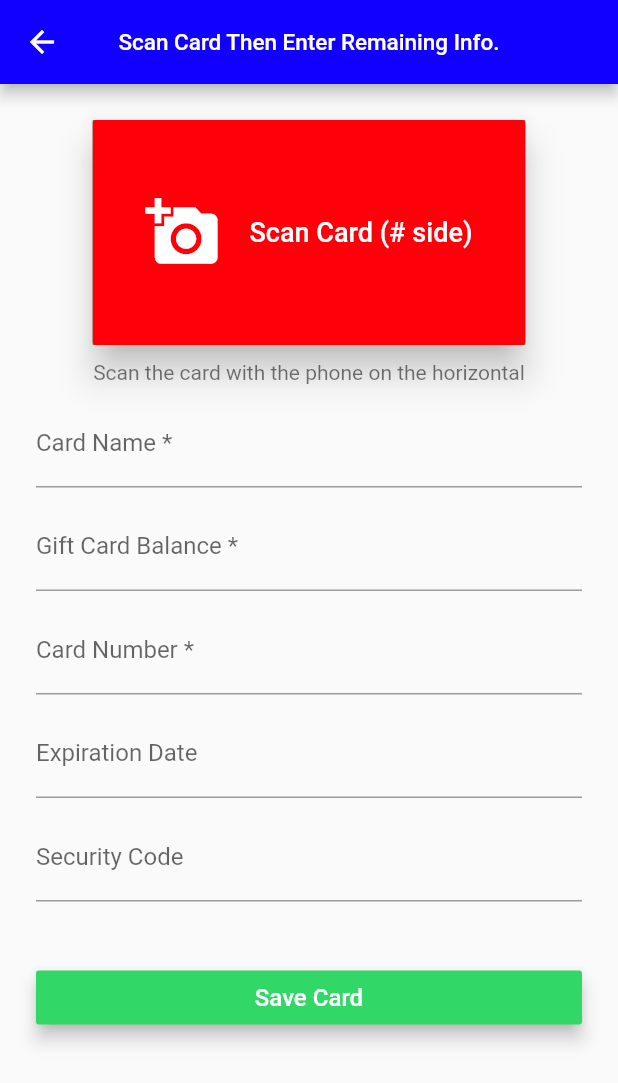
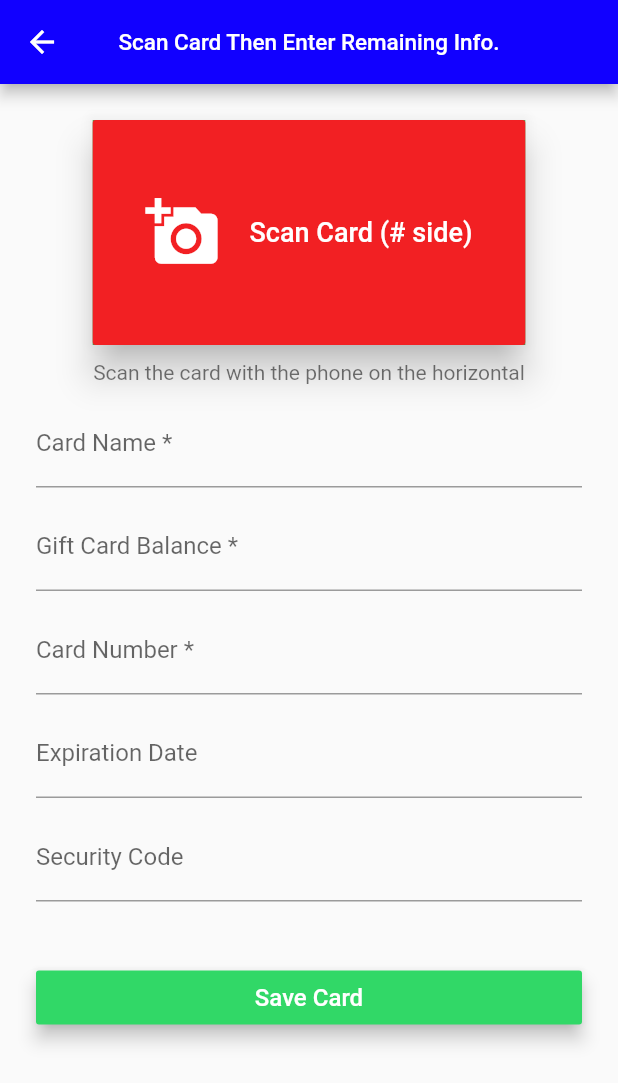
Before and after one commit to jonasccosta/Comp-225-Flutter-Giftcards, a Flutter app: the CreateNewCardScreen screen opened directly, on a phone screen of 412 x 824 dp. Shown: the top 1083 px of the screen. Run offline on Flutter 3.47's test engine with Material 2 defaults, Android fonts, the phone set to English and light mode, and no system bars; our stand-ins replace currency_text_input_formatter, flutter_local_notifications, flutter_masked_text, flutter_native_timezone, rxdart, sqflite and 1 more; missing offline and left inert: camera_camera, passcode_screen; accounts and stored records are empty.

Commit message:
small color changes

```diff
--- a/lib/Screens/Card_Info_Screen.dart
+++ b/lib/Screens/Card_Info_Screen.dart
@@ -101,7 +101,7 @@ class CardInfoScreenState extends State<CardInfoScreen>{
            fontSize: 20.0,
            color: Colors.white),
      ),
-     color: Color(0xffFF000B),
+     color: Color(0xffF22023),
      highlightColor: Colors.red,
     );
   }
--- a/lib/Screens/Create_New_Card_Screen.dart
+++ b/lib/Screens/Create_New_Card_Screen.dart
@@ -68,7 +68,7 @@ class CreateNewCardScreenState extends State<CreateNewCardScreen> {
           minWidth: double.infinity,
           height: double.infinity,
           child: RaisedButton(
-              color: Color(0xffFF000B),
+              color: Color(0xffF22023),
               elevation: 10,
               child:
               _updateCameraButton(),
```
